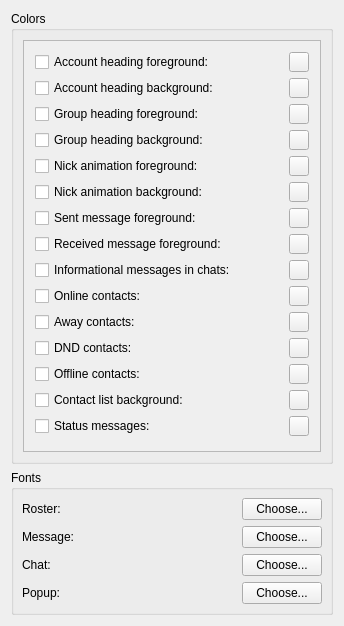
Qt form src/options/opt_appearance.ui (psi-im/psi) before a commit.
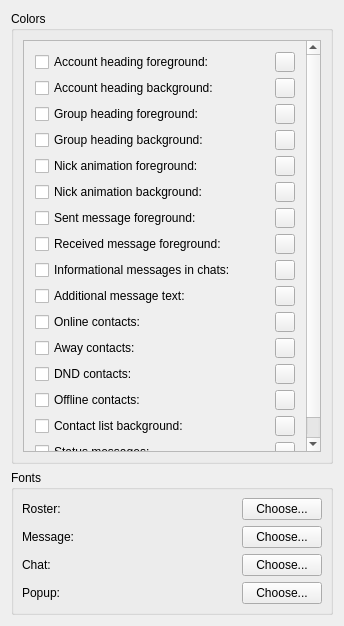
The same form after that commit. Custom widgets are drawn as their Qt base class.

Patch:
```diff
--- a/src/options/opt_appearance.ui
+++ b/src/options/opt_appearance.ui
@@ -37,7 +37,7 @@
            <x>0</x>
            <y>0</y>
            <width>282</width>
-           <height>432</height>
+           <height>460</height>
           </rect>
          </property>
          <layout class="QGridLayout" name="gridLayout">
@@ -296,14 +296,14 @@
             </property>
            </widget>
           </item>
-          <item row="9" column="0">
+          <item row="10" column="0">
            <widget class="QCheckBox" name="ck_cOnline">
             <property name="text">
              <string>Online contacts:</string>
             </property>
            </widget>
           </item>
-          <item row="9" column="1">
+          <item row="10" column="1">
            <widget class="QToolButton" name="pb_cOnline">
             <property name="sizePolicy">
              <sizepolicy hsizetype="Fixed" vsizetype="Fixed">
@@ -322,14 +322,14 @@
             </property>
            </widget>
           </item>
-          <item row="10" column="0">
+          <item row="11" column="0">
            <widget class="QCheckBox" name="ck_cAway">
             <property name="text">
              <string>Away contacts:</string>
             </property>
            </widget>
           </item>
-          <item row="10" column="1">
+          <item row="11" column="1">
            <widget class="QToolButton" name="pb_cAway">
             <property name="sizePolicy">
              <sizepolicy hsizetype="Fixed" vsizetype="Fixed">
@@ -348,14 +348,14 @@
             </property>
            </widget>
           </item>
-          <item row="11" column="0">
+          <item row="12" column="0">
            <widget class="QCheckBox" name="ck_cDND">
             <property name="text">
              <string>DND contacts:</string>
             </property>
            </widget>
           </item>
-          <item row="11" column="1">
+          <item row="12" column="1">
            <widget class="QToolButton" name="pb_cDND">
             <property name="sizePolicy">
              <sizepolicy hsizetype="Fixed" vsizetype="Fixed">
@@ -374,14 +374,14 @@
             </property>
            </widget>
           </item>
-          <item row="12" column="0">
+          <item row="13" column="0">
            <widget class="QCheckBox" name="ck_cOffline">
             <property name="text">
              <string>Offline contacts:</string>
             </property>
            </widget>
           </item>
-          <item row="12" column="1">
+          <item row="13" column="1">
            <widget class="QToolButton" name="pb_cOffline">
             <property name="sizePolicy">
              <sizepolicy hsizetype="Fixed" vsizetype="Fixed">
@@ -400,7 +400,7 @@
             </property>
            </widget>
           </item>
-          <item row="13" column="0">
+          <item row="14" column="0">
            <widget class="QCheckBox" name="ck_cListBack">
             <property name="whatsThis">
              <string>Specifies the background color for the main window.</string>
@@ -410,7 +410,7 @@
             </property>
            </widget>
           </item>
-          <item row="13" column="1">
+          <item row="14" column="1">
            <widget class="QToolButton" name="pb_cListBack">
             <property name="sizePolicy">
              <sizepolicy hsizetype="Fixed" vsizetype="Fixed">
@@ -429,14 +429,14 @@
             </property>
            </widget>
           </item>
-          <item row="14" column="0">
+          <item row="15" column="0">
            <widget class="QCheckBox" name="ck_cStatus">
             <property name="text">
              <string>Status messages:</string>
             </property>
            </widget>
           </item>
-          <item row="14" column="1">
+          <item row="15" column="1">
            <widget class="QToolButton" name="pb_cStatus">
             <property name="sizePolicy">
              <sizepolicy hsizetype="Fixed" vsizetype="Fixed">
@@ -455,6 +455,29 @@
             </property>
            </widget>
           </item>
+          <item row="9" column="0">
+           <widget class="QCheckBox" name="ck_cUserText">
+            <property name="whatsThis">
+             <string>Specifies the color for additional text of system messages. MUC topic for example.</string>
+            </property>
+            <property name="text">
+             <string>Additional message text:</string>
+            </property>
+           </widget>
+          </item>
+          <item row="9" column="1">
+           <widget class="QToolButton" name="pb_cUserText">
+            <property name="maximumSize">
+             <size>
+              <width>20</width>
+              <height>20</height>
+             </size>
+            </property>
+            <property name="text">
+             <string/>
+            </property>
+           </widget>
+          </item>
          </layout>
         </widget>
        </widget>
```
Left out of the diff: 2 changed lines with no effect on the pictures.
